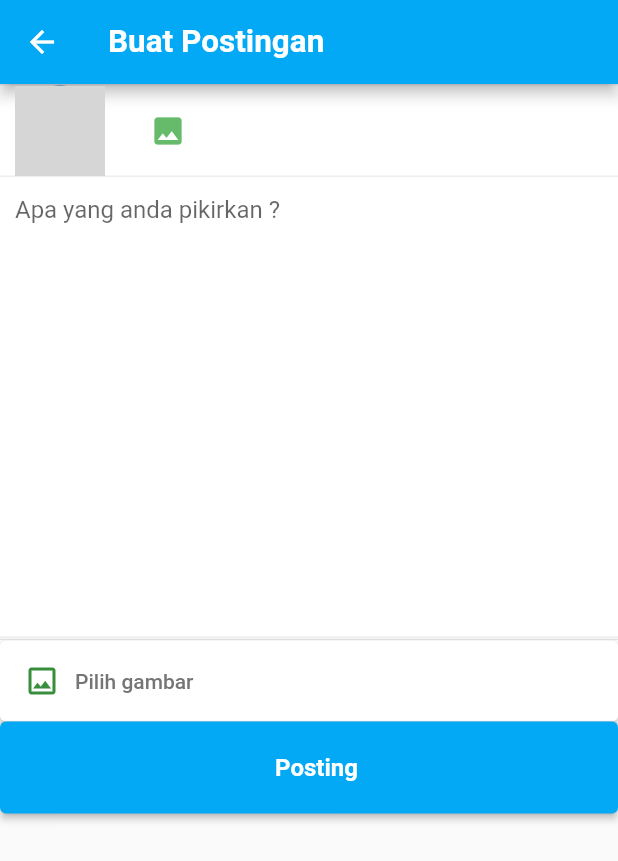
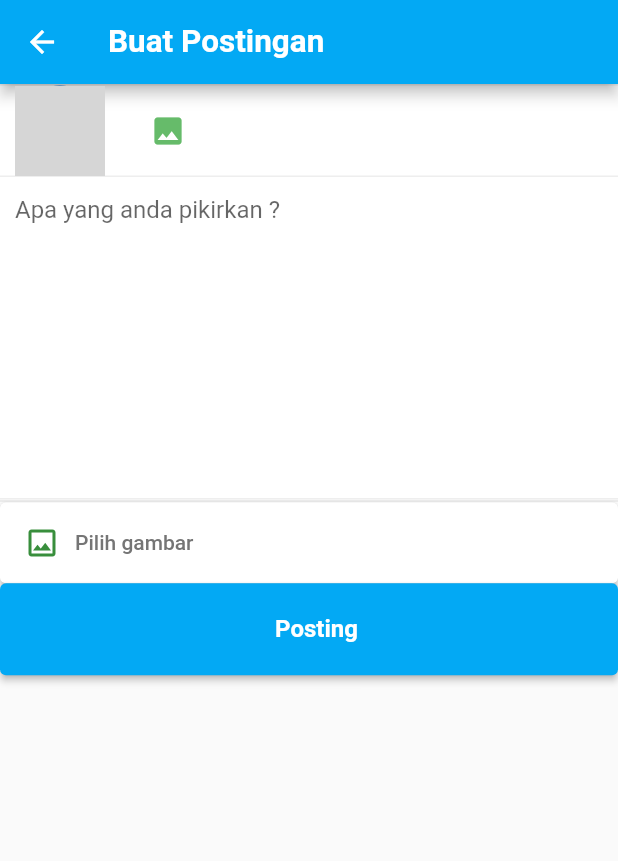
Before and after one commit to feriwnarta/aplikasi_rw, a Flutter app: the TempatTulisStatus screen opened directly with empty values, on a phone screen of 412 x 824 dp. Shown: the top 861 px of the screen. Run offline on Flutter 3.47's test engine with Material 2 defaults, Android fonts, the phone set to English and light mode, and no system bars; our stand-ins replace curved_navigation_bar, image_picker; network calls fail; Roboto replaces fonts that are missing (saira condensed); grey boxes are pictures that could not be loaded.

Commit message:
update tempat tulis status di modal bottom sheet

```diff
--- a/lib/screen/tempat_tulis_status.dart
+++ b/lib/screen/tempat_tulis_status.dart
@@ -7,16 +7,31 @@ import 'package:image_picker/image_picker.dart';
 class TempatTulisStatus extends StatefulWidget {
   // field untuk data user
   String fotoProfile, nama, rt, rw;
+  double mediaSizeHeightParent;
 
-  TempatTulisStatus({this.fotoProfile, this.nama, this.rt, this.rw});
+  TempatTulisStatus(
+      {this.fotoProfile,
+      this.nama,
+      this.rt,
+      this.rw,
+      this.mediaSizeHeightParent});
 
   @override
   State<TempatTulisStatus> createState() => _TempatTulisStatusState(
-      fotoProfile: fotoProfile, nama: this.nama, rt: this.rt, rw: this.rw);
+      fotoProfile: fotoProfile,
+      nama: this.nama,
+      rt: this.rt,
+      rw: this.rw,
+      mediaSizeHeightParent: mediaSizeHeightParent);
 }
 
 class _TempatTulisStatusState extends State<TempatTulisStatus> {
-  _TempatTulisStatusState({this.fotoProfile, this.nama, this.rt, this.rw});
+  _TempatTulisStatusState(
+      {this.fotoProfile,
+      this.nama,
+      this.rt,
+      this.rw,
+      this.mediaSizeHeightParent});
 
   /**
      * field untuk menyimpan image picker
@@ -42,8 +57,10 @@ class _TempatTulisStatusState extends State<TempatTulisStatus> {
 
   // field untuk visibility container hapus gambar
   bool isVisible = false;
+  bool isDelete = false;
 
-  bool isDelete = false;
+  // media query tinggi dari parent nya
+  double mediaSizeHeightParent;
 
   @override
   Widget build(BuildContext context) {
@@ -58,10 +75,16 @@ class _TempatTulisStatusState extends State<TempatTulisStatus> {
         appBar.preferredSize.height -
         MediaQuery.of(context).padding.top;
 
-    return Scaffold(
+    return Container(
+      height: mediaSizeHeightParent * 0.7,
+      child: Scaffold(
+          // resizeToAvoidBottomInset: false,
+          // resizeToAvoidBottomPadding: false,
+
           appBar: appBar,
-        body: ListView(children: [
-          Column(
+          body: SingleChildScrollView(
+            physics: ClampingScrollPhysics(),
+            child: Column(
               children: [
                 // header informasi user
                 SizedBox(
@@ -83,49 +106,21 @@ class _TempatTulisStatusState extends State<TempatTulisStatus> {
                                 radius: 30,
                                 backgroundImage: NetworkImage(fotoProfile),
                               ),
-                            Padding(
-                              padding: const EdgeInsets.only(left: 15),
-                              child: Column(
-                                crossAxisAlignment: CrossAxisAlignment.start,
-                                mainAxisAlignment:
-                                    MainAxisAlignment.spaceEvenly,
-                                children: [
-                                  Row(
-                                    children: [
-                                      // Icon(
-                                      //   Icons.person_sharp,
-                                      //   color: Colors.blueGrey,
-                                      // ),
-                                      Text(
-                                        nama,
-                                        style: TextStyle(fontFamily: 'poppins'),
-                                      ),
-                                    ],
-                                  ),
-                                  Row(
-                                    mainAxisAlignment: MainAxisAlignment.start,
-                                    children: [
-                                      // Icon(
-                                      //   Icons.home_filled,
-                                      //   color: Colors.blueGrey,
-                                      // ),
-                                      Text(
-                                        '$rt $rw',
-                                        style: TextStyle(
-                                            fontFamily: 'poppins',
-                                            color: Colors.lightBlue),
-                                      )
-                                    ],
-                                  )
-                                ],
-                              ),
-                            ),
-                            IconButton(
+                              headerName(),
+                              Material(
+                                color: Colors.transparent,
+                                child: IconButton(
                                   icon: Icon(
                                     Icons.image,
                                     color: Colors.green[400],
                                   ),
-                              onPressed: () {},
+                                  onPressed: () {
+                                    showModalBottomSheet(
+                                        context: context,
+                                        builder: (context) =>
+                                            bottomImagePicker(context));
+                                  },
+                                ),
                               )
                             ],
                           ),
@@ -135,27 +130,104 @@ class _TempatTulisStatusState extends State<TempatTulisStatus> {
                   ),
                 ),
 
-              SizedBox(
-                height: mediaSizeHeight * 0.4,
-                child: Container(
-                  decoration: BoxDecoration(
-                      color: Colors.white,
-                      border:
-                          Border(bottom: BorderSide(color: Colors.grey[200]))),
-                  child: Padding(
-                    padding: EdgeInsets.only(left: 10),
-                    child: TextField(
-                      maxLines: 9,
-                      decoration: InputDecoration(
-                          border: InputBorder.none,
-                          hintText: 'Apa yang anda pikirkan ?'),
-                    ),
-                  ),
-                ),
+                textFieldTulisStatus(mediaSizeHeight),
+
+                // SizedBox(
+                //   height: mediaSizeHeight * 0.4,
+                //   child: Container(
+                //     decoration: BoxDecoration(
+                //         color: Colors.white,
+                //         border: Border(
+                //             bottom: BorderSide(color: Colors.grey[200]))),
+                //     child: Padding(
+                //       padding: EdgeInsets.only(left: 10),
+                //       child: TextField(
+                //         maxLines: 9,
+                //         decoration: InputDecoration(
+                //             border: InputBorder.none,
+                //             hintText: 'Apa yang anda pikirkan ?'),
+                //         onTap: () => print(MediaQuery.of(context).viewInsets.bottom)
+                //       ),
+                //     ),
+                //   ),
+                // ),
+
+                // gambar jika diupload
+                gambarUploadStatus(mediaSizeWidth, mediaSizeHeight),
+
+                // divider untuk memberikan batas antara container gambar yg di upload dengan button bawahnya
+                Divider(
+                  height: 2,
                 ),
 
-              // gambar jika diupload
-              Visibility(
+                // button untuk upload gambar / pilih gambar
+                buttonPilihGambar(mediaSizeHeight, context),
+
+                // button untuk kirim posting status
+                buttonPosting(mediaSizeHeight)
+              ],
+            ),
+          )),
+    );
+  }
+
+  ElevatedButton buttonPosting(double mediaSizeHeight) {
+    return ElevatedButton(
+      style: ElevatedButton.styleFrom(
+          minimumSize: Size.fromHeight(mediaSizeHeight * 0.08),
+          primary: Colors.lightBlue,
+          onPrimary: Colors.white,
+          textStyle: TextStyle(fontSize: 16, fontWeight: FontWeight.bold)),
+      child: Row(
+        mainAxisAlignment: MainAxisAlignment.center,
+        children: [
+          Padding(
+            padding: EdgeInsets.only(left: 10),
+            child: Text('Posting'),
+          )
+        ],
+      ),
+      onPressed: () {},
+    );
+  }
+
+  ElevatedButton buttonPilihGambar(
+      double mediaSizeHeight, BuildContext context) {
+    return ElevatedButton(
+      style: ElevatedButton.styleFrom(
+          minimumSize: Size.fromHeight(mediaSizeHeight * 0.07),
+          primary: Colors.white,
+          onPrimary: Colors.green // splash color
+          ),
+      child: Row(
+        mainAxisAlignment: MainAxisAlignment.start,
+        children: [
+          Icon(
+            Icons.image_outlined,
+            color: Colors.green[700],
+          ),
+          Padding(
+            padding: EdgeInsets.only(left: 10),
+            child: Text(
+              'Pilih gambar',
+              style: TextStyle(color: Colors.grey[600]),
+            ),
+          )
+        ],
+      ),
+      onPressed: () {
+        showModalBottomSheet(
+            context: context,
+            builder: ((builder) => bottomImagePicker(context)));
+        // untuk menguabh is delete menjadi false, sehingga gambar akan kembali muncul
+        // saat dipilih ulang
+        if (isDelete) isDelete = !isDelete;
+      },
+    );
+  }
+
+  Visibility gambarUploadStatus(double mediaSizeWidth, double mediaSizeHeight) {
+    return Visibility(
       visible: isVisible,
       child: Container(
         width: mediaSizeWidth,
@@ -170,8 +242,8 @@ class _TempatTulisStatusState extends State<TempatTulisStatus> {
                 image: (_imageFile != null && !isDelete)
                     ? FileImage(File(_imageFile.path))
                     : AssetImage(''),
-                          height: mediaSizeHeight * 0.09,
-                          // width: mediaSizeWidth * 0.1,
+                height: mediaSizeHeight * 0.08,
+                width: mediaSizeWidth * 0.2,
               ),
             ),
 
@@ -197,70 +269,64 @@ class _TempatTulisStatusState extends State<TempatTulisStatus> {
           ],
         ),
       ),
+    );
+  }
+
+  SizedBox textFieldTulisStatus(double mediaSizeHeight) {
+    return SizedBox(
+      // height: mediaSizeHeight * 0.3,
+      child: Container(
+        decoration: BoxDecoration(
+            color: Colors.white,
+            border: Border(bottom: BorderSide(color: Colors.grey[200]))),
+        child: Padding(
+          padding: EdgeInsets.only(left: 10),
+          child: TextField(
+            maxLines: 10,
+            decoration: InputDecoration(
+                border: InputBorder.none, hintText: 'Apa yang anda pikirkan ?'),
           ),
+        ),
+      ),
+    );
+  }
 
-              // divider untuk memberikan batas antara container gambar yg di upload dengan button bawahnya
-              Divider(
-                height: 2,
+  Padding headerName() {
+    return Padding(
+      padding: const EdgeInsets.only(left: 15),
+      child: Column(
+        crossAxisAlignment: CrossAxisAlignment.start,
+        mainAxisAlignment: MainAxisAlignment.spaceEvenly,
+        children: [
+          Row(
+            children: [
+              // Icon(
+              //   Icons.person_sharp,
+              //   color: Colors.blueGrey,
+              // ),
+              Text(
+                nama,
+                style: TextStyle(fontFamily: 'poppins'),
               ),
-
-              // button untuk upload gambar
-              ElevatedButton(
-                style: ElevatedButton.styleFrom(
-                    minimumSize: Size.fromHeight(mediaSizeHeight * 0.07),
-                    primary: Colors.white,
-                    onPrimary: Colors.green // splash color
+            ],
           ),
-                child: Row(
+          Row(
             mainAxisAlignment: MainAxisAlignment.start,
             children: [
-                    Icon(
-                      Icons.image_outlined,
-                      color: Colors.green[700],
-                    ),
-                    Padding(
-                      padding: EdgeInsets.only(left: 10),
-                      child: Text(
-                        'Pilih gambar',
-                        style: TextStyle(color: Colors.grey[600]),
-                      ),
+              // Icon(
+              //   Icons.home_filled,
+              //   color: Colors.blueGrey,
+              // ),
+              Text(
+                '$rt $rw',
+                style:
+                    TextStyle(fontFamily: 'poppins', color: Colors.lightBlue),
+              )
+            ],
           )
         ],
       ),
-                onPressed: () {
-                  showModalBottomSheet(
-                      context: context,
-                      builder: ((builder) =>bottomImagePicker(context)));
-                  // untuk menguabh is delete menjadi false, sehingga gambar akan kembali muncul
-                  // saat dipilih ulang
-                  if(isDelete)
-                  isDelete = !isDelete;
-
-                },
-              ),
-
-              // button untuk kirim posting status
-              ElevatedButton(
-                style: ElevatedButton.styleFrom(
-                    minimumSize: Size.fromHeight(mediaSizeHeight * 0.08),
-                    primary: Colors.lightBlue,
-                    onPrimary: Colors.white,
-                    textStyle:
-                        TextStyle(fontSize: 16, fontWeight: FontWeight.bold)),
-                child: Row(
-                  mainAxisAlignment: MainAxisAlignment.center,
-                  children: [
-                    Padding(
-                      padding: EdgeInsets.only(left: 10),
-                      child: Text('Posting'),
-                    )
-                  ],
-                ),
-                onPressed: () {},
-              )
-            ],
-          ),
-        ]));
+    );
   }
 
   Widget bottomImagePicker(BuildContext context) => Container(
@@ -285,18 +351,20 @@ class _TempatTulisStatusState extends State<TempatTulisStatus> {
                     ),
                     onPressed: () {
                       getImage(ImageSource.camera);
-                      Navigator.of(context).pop(); // -> digunakan untuk menutup show modal bottom sheet secara programatic
+                      Navigator.of(context)
+                          .pop(); // -> digunakan untuk menutup show modal bottom sheet secara programatic
                     }),
                 FlatButton.icon(
                   icon: Icon(Icons.image),
                   label: Text(
-                    'Galery',
+                    'Gallery',
                     style:
                         TextStyle(fontSize: 18, fontFamily: 'Pt Sans Narrow'),
                   ),
                   onPressed: () {
                     getImage(ImageSource.gallery);
-                    Navigator.of(context).pop(); // -> digunakan untuk menutup show modal bottom sheet secara programatic
+                    Navigator.of(context)
+                        .pop(); // -> digunakan untuk menutup show modal bottom sheet secara programatic
                   },
                 )
               ],
--- a/lib/status_item_warga/status_warga.dart
+++ b/lib/status_item_warga/status_warga.dart
@@ -23,7 +23,7 @@ class StatusWarga extends StatefulWidget {
     fotoProfile: fotoProfile,
     caption: caption,
     jumlahLike: jumlahLike,
-    jumlahKomen: jumlahKomen
+    jumlahKomen: jumlahKomen,
   );
 
 }
@@ -40,7 +40,8 @@ class _StatusWargaState extends State<StatusWarga> {
       this.fotoProfile,
       this.caption,
       this.jumlahLike,
-      this.jumlahKomen});
+      this.jumlahKomen,
+      });
 
   // sampel data untuk status warga
   String namaUser = 'Siska';
```
Also changed, not shown: lib/main.dart (+31 -69 lines), lib/screen/home_page_screen.dart (+65 -41 lines). Lines whose indentation alone changed are shown as unchanged.
